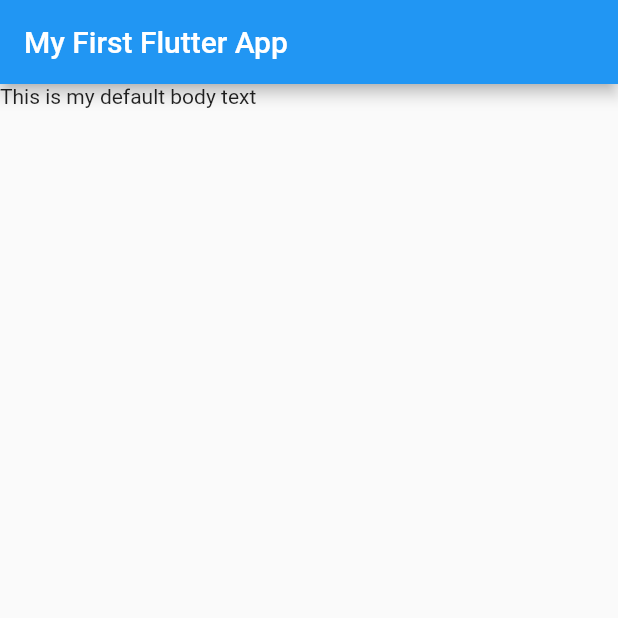
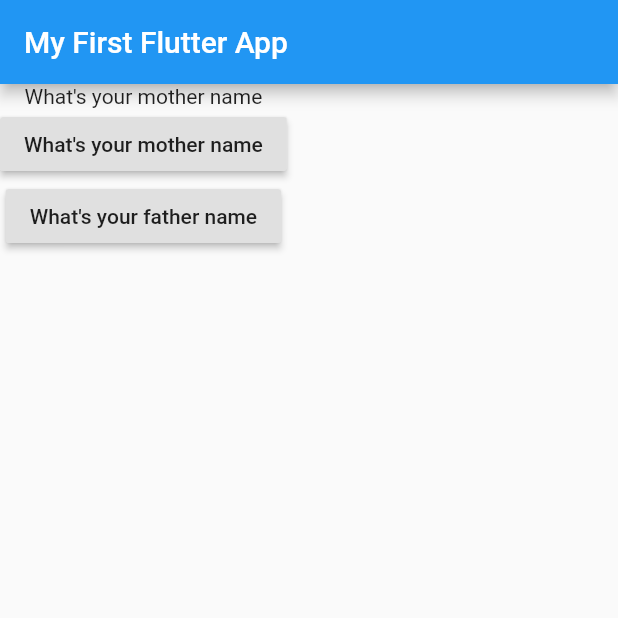
Before and after one commit to jagothjdey/Flutter_Basics, a Flutter app: the screen it shows after launch, on a phone screen of 412 x 824 dp, the top half of it. Run offline on Flutter 3.47's test engine with Material 2 defaults, Android fonts, the phone set to English and light mode, and no system bars.

Commit message:
Private properties added

```diff
--- a/lib/main.dart
+++ b/lib/main.dart
@@ -2,15 +2,59 @@ import 'package:flutter/material.dart';
 
 void main() => runApp(MyApp());
 
-class MyApp extends StatelessWidget {
+class MyApp extends StatefulWidget {
+  @override
+  State<StatefulWidget> createState() {
+    return _MyAppState();
+  }
+}
+
+class _MyAppState extends State<MyApp> {
+  var _questionIndex = 0;
+
+  void _answerQuestionFirst() {
+    setState(() {
+      _questionIndex = 0;
+    });
+  }
+
+  void _answerQuestionSecond() {
+    setState(() {
+      _questionIndex = 1;
+    });
+  }
+
   @override
   Widget build(BuildContext context) {
+    var questions = [
+      'What\'s your mother name',
+      'What\'s your father name',
+    ];
+
     return MaterialApp(
       home: Scaffold(
         appBar: AppBar(
           title: Text('My First Flutter App'),
         ),
-        body: Text('This is my default body text'),
+        body: Column(
+          children: [
+            Text(
+              questions[_questionIndex],
+            ),
+            Column(
+              children: [
+                RaisedButton(
+                  child: Text(questions[0]),
+                  onPressed: _answerQuestionFirst,
+                ),
+                RaisedButton(
+                  child: Text(questions[1]),
+                  onPressed: _answerQuestionSecond,
+                ),
+              ],
+            )
+          ],
+        ),
       ),
     );
   }
```
